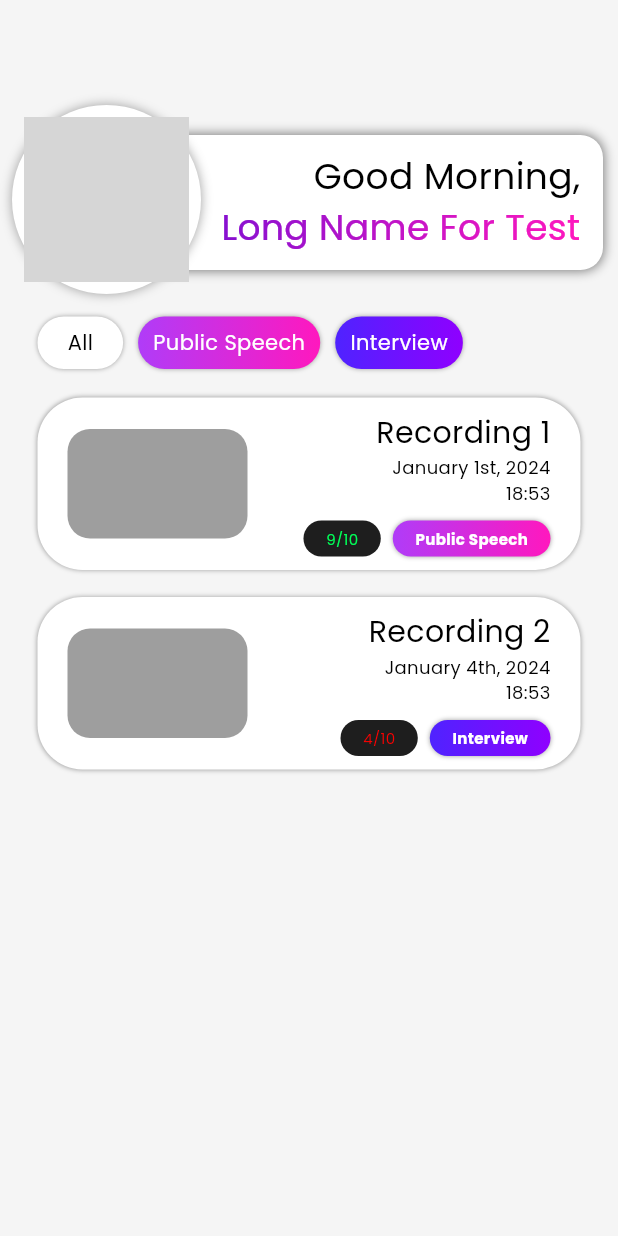
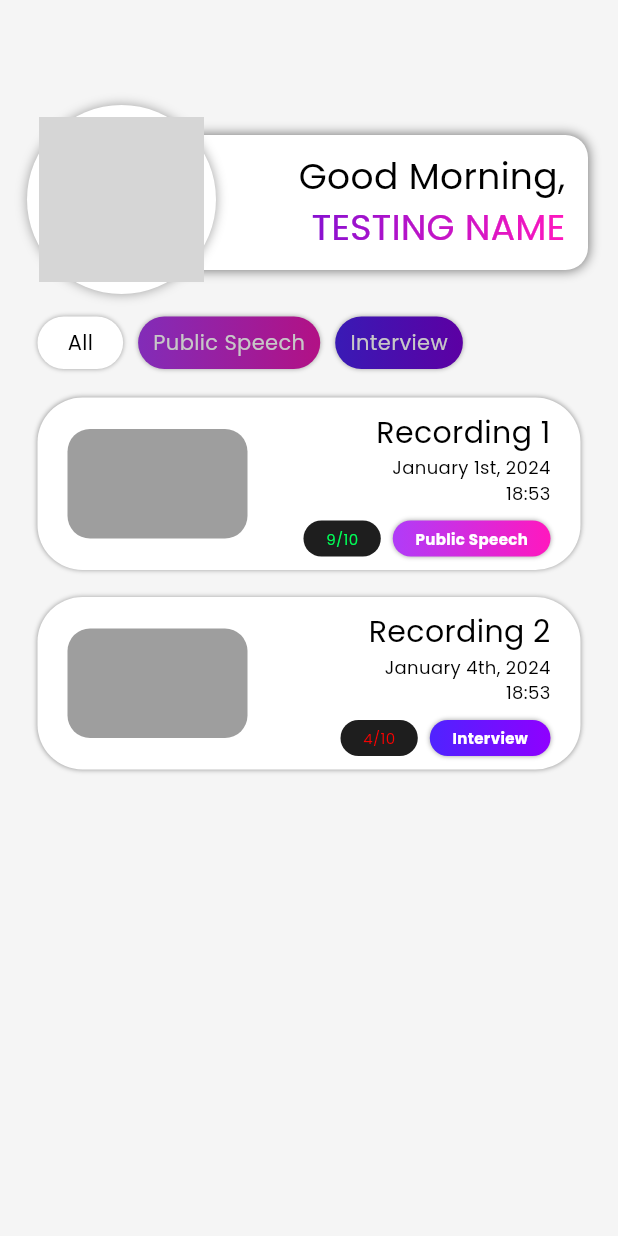
Before and after one commit to SpeakUP-Mobile/SpeakUP-App, a Flutter app: the PublicSpeakRecordings screen opened directly, on a phone screen of 412 x 824 dp. Run offline on Flutter 3.47's test engine with Material 3 defaults, Android fonts, the light colour scheme and no system bars; drawn by our look-alikes of simple_gradient_text; our stand-ins replace firebase_core, get, image_picker; accounts and stored records are empty; network calls fail; grey boxes are pictures that could not be loaded.

Commit message:
Filter System for recordings screen

```diff
--- a/lib/custom_global_widgets/user_info_widget.dart
+++ b/lib/custom_global_widgets/user_info_widget.dart
@@ -21,7 +21,7 @@ class UserInfoWidget extends StatelessWidget {
           height: 90,
           width: double.infinity,
           padding: const EdgeInsets.only(top: 10, right: 15, bottom: 10),
-          margin: const EdgeInsets.only(top: 20, left: 40, right: 10),
+          margin: const EdgeInsets.only(top: 20, left: 40, right: 20),
           decoration: BoxDecoration(
               color: Colors.white,
               borderRadius: BorderRadius.circular(15),
@@ -59,7 +59,7 @@ class UserInfoWidget extends StatelessWidget {
           )),
       Container(
         margin: const EdgeInsets.only(
-          right: 270,
+          right: 250,
         ),
         padding: const EdgeInsets.all(8),
         decoration: const BoxDecoration(
--- a/lib/recordings_screen/public_speak_recordings.dart
+++ b/lib/recordings_screen/public_speak_recordings.dart
@@ -10,7 +10,25 @@ class PublicSpeakRecordings extends StatefulWidget {
 }
 
 class _PublicSpeakRecordingsState extends State<PublicSpeakRecordings> {
-  String userName = "Long Name For Test";
+  String userName = "TESTING NAME";
+  int view = 0;
+
+  final recordings = <RecordingInfoWidget>[
+    const RecordingInfoWidget(
+      recordingNumber: 1,
+      date: 'January 1st, 2024',
+      time: '18:53',
+      isInterview: false,
+      score: 9,
+    ),
+    const RecordingInfoWidget(
+      recordingNumber: 2,
+      date: 'January 4th, 2024',
+      time: '18:53',
+      isInterview: true,
+      score: 4,
+    )
+  ];
 
   @override
   Widget build(BuildContext context) {
@@ -30,20 +48,15 @@ class _PublicSpeakRecordingsState extends State<PublicSpeakRecordings> {
         ),
       ]),
       filterButtons(),
-      const RecordingInfoWidget(
-        recordingNumber: 1,
-        date: 'January 1st, 2024',
-        time: '18:53',
-        isInterview: false,
-        score: 9,
-      ),
-      const RecordingInfoWidget(
-        recordingNumber: 2,
-        date: 'January 4th, 2024',
-        time: '18:53',
-        isInterview: true,
-        score: 4,
-      )
+      Column(children: [
+        for (RecordingInfoWidget recording in recordings)
+          if (view == 0)
+            recording
+          else if (view == 1 && !recording.isInterview)
+            recording
+          else if (view == 2 && recording.isInterview)
+            recording
+      ])
     ]));
   }
 
@@ -56,55 +69,94 @@ class _PublicSpeakRecordingsState extends State<PublicSpeakRecordings> {
             alignment: Alignment.center,
             padding: const EdgeInsets.symmetric(horizontal: 20),
             margin: const EdgeInsets.only(left: 25),
-            decoration: const BoxDecoration(
-                color: Colors.white,
-                borderRadius: BorderRadius.all(Radius.circular(30)),
-                boxShadow: [
+            decoration: BoxDecoration(
+                color: view == 0
+                    ? Colors.white
+                    : const Color.fromARGB(255, 222, 222, 222),
+                borderRadius: const BorderRadius.all(Radius.circular(30)),
+                boxShadow: const [
                   BoxShadow(
                       color: Colors.grey, spreadRadius: 0, blurRadius: 2.5),
                 ]),
+            child: InkWell(
+              onTap: () {
+                setState(() {
+                  view = 0;
+                });
+              },
               child: const Text(
                 "All",
                 style: TextStyle(color: Colors.black),
+              ),
             )),
         Container(
             height: 35,
             alignment: Alignment.center,
             padding: const EdgeInsets.symmetric(horizontal: 10),
             margin: const EdgeInsets.only(left: 10),
-            decoration: const BoxDecoration(
-                gradient: LinearGradient(
+            decoration: BoxDecoration(
+                gradient: view == 1
+                    ? const LinearGradient(
                         colors: [
                           Color.fromARGB(255, 176, 60, 248),
                           Color(0xffFF18BE)
                         ],
+                      )
+                    : const LinearGradient(
+                        colors: [
+                          Color.fromARGB(255, 130, 44, 184),
+                          Color.fromARGB(255, 178, 17, 133)
+                        ],
                       ),
-                borderRadius: BorderRadius.all(Radius.circular(30)),
-                boxShadow: [
+                borderRadius: const BorderRadius.all(Radius.circular(30)),
+                boxShadow: const [
                   BoxShadow(
                       color: Colors.grey, spreadRadius: 0, blurRadius: 2.5),
                 ]),
-            child: const Text(
+            child: InkWell(
+              onTap: () {
+                setState(() {
+                  view = 1;
+                });
+              },
+              child: Text(
                 "Public Speech",
-              style: TextStyle(color: Colors.white),
+                style: TextStyle(
+                    color: view == 1
+                        ? Colors.white
+                        : const Color.fromARGB(255, 199, 199, 199)),
+              ),
             )),
         Container(
           height: 35,
           alignment: Alignment.center,
           padding: const EdgeInsets.symmetric(horizontal: 10),
           margin: const EdgeInsets.only(left: 10),
-            decoration: const BoxDecoration(
-                gradient: LinearGradient(
-                    colors: [Color(0xFF4F23FF), Color(0xFF8F00FF)]),
-                borderRadius: BorderRadius.all(Radius.circular(30)),
-                boxShadow: [
-                  BoxShadow(
-                      color: Colors.grey, spreadRadius: 0, blurRadius: 2.5),
+          decoration: BoxDecoration(
+              gradient: view == 2
+                  ? const LinearGradient(
+                      colors: [Color(0xFF4F23FF), Color(0xFF8F00FF)])
+                  : const LinearGradient(colors: [
+                      Color.fromARGB(255, 57, 26, 181),
+                      Color.fromARGB(255, 92, 0, 163)
                     ]),
-            child: const Text(
-              'Interview',
-              style: TextStyle(color: Colors.white),
-            )),
+              borderRadius: const BorderRadius.all(Radius.circular(30)),
+              boxShadow: const [
+                BoxShadow(color: Colors.grey, spreadRadius: 0, blurRadius: 2.5),
+              ]),
+          child: InkWell(
+            onTap: () {
+              setState(() {
+                view = 2;
+              });
+            },
+            child: Text('Interview',
+                style: TextStyle(
+                    color: view == 2
+                        ? Colors.white
+                        : const Color.fromARGB(255, 199, 199, 199))),
+          ),
+        ),
       ]),
     );
   }
```
Lines whose indentation alone changed are shown as unchanged.
